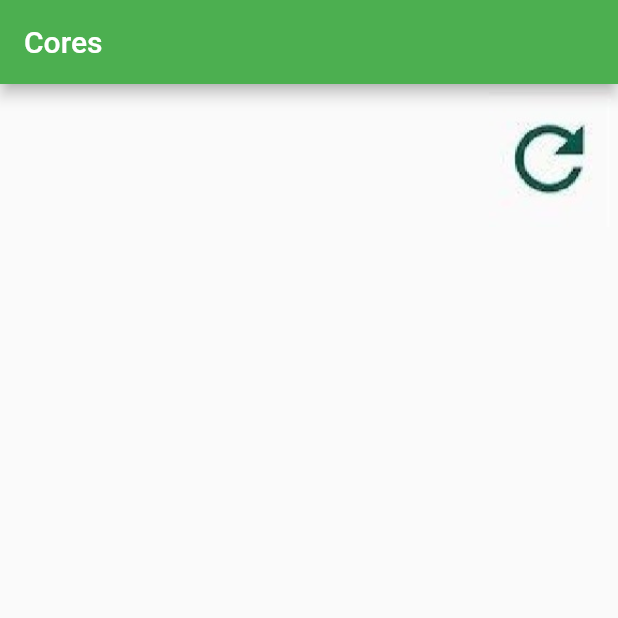
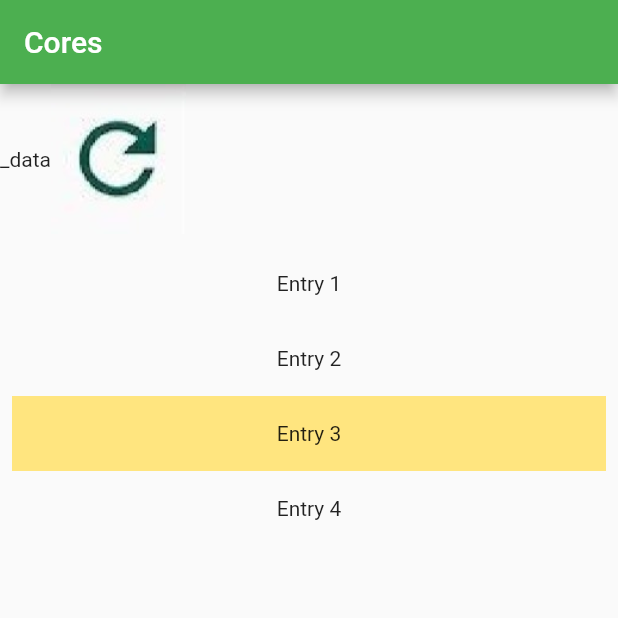
Before and after one commit to escorel/AppSafeSystem, a Flutter app: the screen it shows after launch, on a phone screen of 412 x 824 dp, the top half of it. Run offline on Flutter 3.47's test engine with Material 2 defaults, Android fonts, the phone set to English and light mode, and no system bars; missing offline and left inert: dart:ffi.

Commit message:
Ajuste de Layout

```diff
--- a/flutter_app/lib/home.dart
+++ b/flutter_app/lib/home.dart
@@ -1,8 +1,12 @@
 import 'dart:convert';
+import 'dart:ffi';
 import 'package:flutter/cupertino.dart';
 import 'package:flutter/material.dart';
 import 'package:http/http.dart' as http;
 import 'dart:convert';
+import 'dart:math';
+
+
 
 
 class Home extends StatefulWidget {
@@ -12,23 +16,16 @@ class Home extends StatefulWidget {
 
 class _HomeState extends State<Home> {
 
-
-/*
-      Uri.encodeFull("https://parseapi.back4app.com/functions/colors"),
-      headers: {
-        "X-Parse-Application-Id": " XUGUteSRjfXSLvA4AKNAbFwjdF0CfYuInJesxmlF",
-        "X-Parse-REST-API-Key": " KUXVh7zrFLhs1uS849XUog6CizcNviEP9rdMWfg1",
-        "Content-Type": "application/json",
-        }
-*/
 // Dados da conexão ao App remoto
   String _data = "";
-//String _url = "https://viacep.com.br/ws/01311300/json";
   String _url = "https://parseapi.back4app.com/functions/colors";
   var _total = 0;
 
+  List<String> litens = ["1","2","3","4"];
+  List<int> colorCodes = [600, 500, 100,500];
+
+// Método de recuperação de cores vindas da Api
   void _recuperarCor() async {
-
     String _status = "";
     http.Response response;
     response = await http.post(
@@ -40,11 +37,8 @@ void _recuperarCor() async {
         }
     );
     Map<String, dynamic> _retorno = json.decode(response.body);
-
     String _result = _retorno["result"];
-
     _status = response.statusCode.toString() + response.body;
-
     if(response.statusCode.toString() != "200"){
       setState(() {
         _data = _status;
@@ -54,39 +48,108 @@ void _recuperarCor() async {
         _data = "Sucesso!";
       });
     }
-
   }
   @override
   Widget build(BuildContext context) {
     return Scaffold(
         appBar: AppBar(
+          title: Text("Cores"),
           backgroundColor: Colors.green,
-        title: Text("Cores"),
         ),
         body: Container(
-        alignment: Alignment.centerRight,
-        padding: EdgeInsets.all(5),
+          child: Column(
+            children: <Widget>[
+              Container(
                 child: Row(
-          mainAxisAlignment: MainAxisAlignment.end,
                   children: <Widget>[
                     Column(
-              crossAxisAlignment: CrossAxisAlignment.start,
                       children: <Widget>[
-                Text(_data),
+                        Text("_data",),
                       ],
                     ),
                     Column(
                       children: <Widget>[
                         GestureDetector(
-                  child: Image.asset("images/reload.jpg",height: 90),
+                          child: Image.asset("images/reload.jpg",height: 100,alignment: Alignment.topRight,),
                           onTap: _recuperarCor,
+                        )
+                      ],
+                    )
+                  ],
+                ),
+              ),
+              Container(
+                  child: new Expanded(child: ListView.builder(
+                      padding: const EdgeInsets.all(8),
+                      itemCount: litens.length,
+                      itemBuilder: (BuildContext context, int index) {
+                        return Container(
+                          height: 50,
+                          color: Colors.amberAccent[colorCodes[index]],
+                          child: Center(child: Text('Entry ${litens[index]}')),
+                        );
+                      }
+                  ))
               ),
             ],
           ),
-          ],
-        ),
+        )
 
-        ),
     );
   }
 }
+
+/*
+Container(
+       child: Column(
+          //mainAxisAlignment: MainAxisAlignment.spaceBetween,
+          children: <Widget>[
+            Container(
+              color: Colors.white,
+              alignment: Alignment.topRight,
+              child: Row(
+                children: <Widget>[
+                  Column(
+                    children: <Widget>[
+                      Text("_data",),
+                    ],
+                  ),
+                  Column(
+                    children: <Widget>[
+                      GestureDetector(
+                        child: Image.asset("images/reload.jpg",height: 100,alignment: Alignment.topRight,),
+                        onTap: _recuperarCor,
+                      )
+                    ],
+                  )
+                ],
+              ),
+            ),
+            Container(
+              child:
+              ListView(
+                padding: const EdgeInsets.all(8),
+                children: <Widget>[
+                  Container(
+                    height: 50,
+                    color: Colors.amber[600],
+                    child: const Center(child: Text('Entry A')),
+                  ),
+                  Container(
+                    height: 50,
+                    color: Colors.amber[500],
+                    child: const Center(child: Text('Entry B')),
+                  ),
+                  Container(
+                    height: 50,
+                    color: Colors.amber[100],
+                    child: const Center(child: Text('Entry C')),
+                  ),
+                ],
+              )
+              ,
+            )
+          ],
+        ),
+      )
+* */
```
Lines whose indentation alone changed are shown as unchanged.
